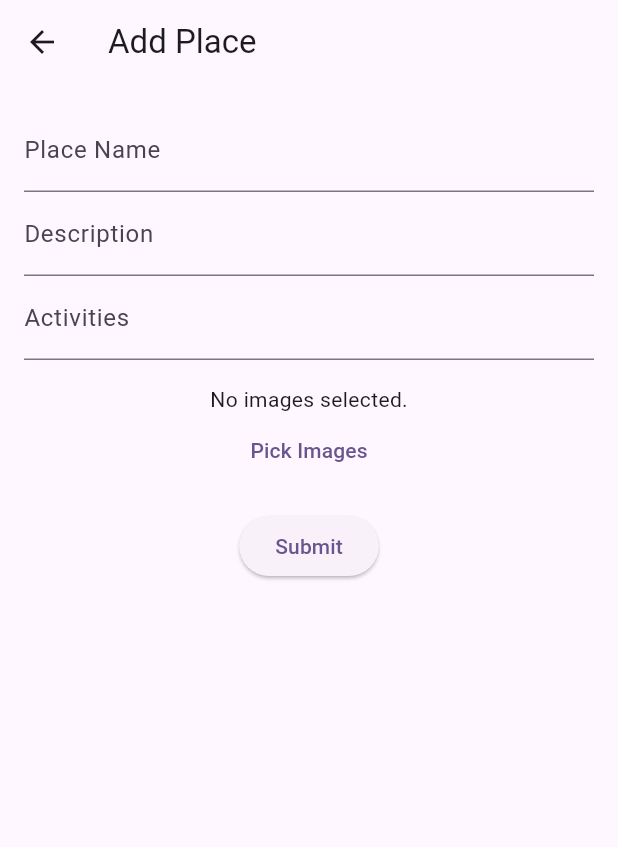
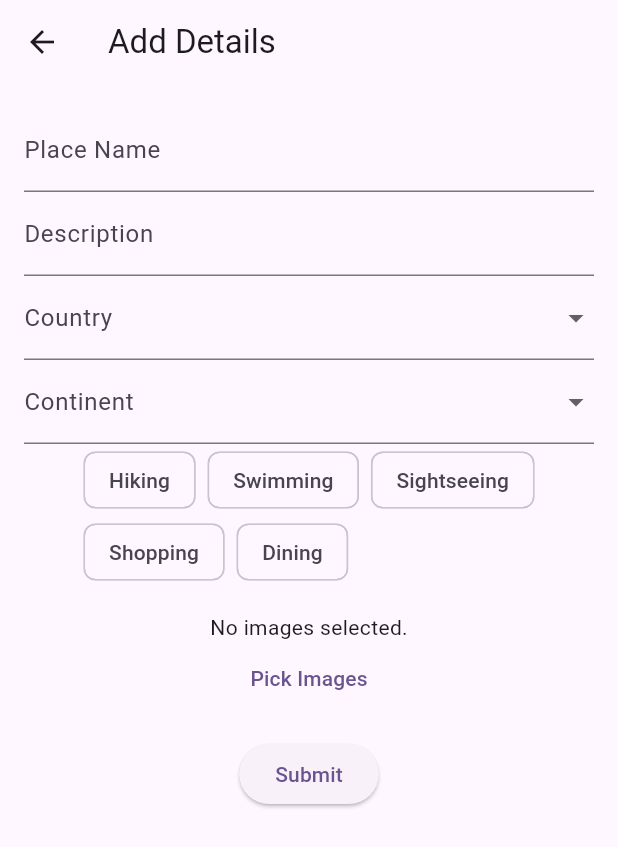
Before and after one commit to MuhammedShabeel001/travio_aadmin, a Flutter app: the LocationDetails screen opened directly, after a tap on the "add" icon, on a phone screen of 412 x 824 dp. Shown: the top 847 px of the screen. Run offline on Flutter 3.47's test engine with Material 3 defaults, Android fonts, the phone set to English and light mode, and no system bars; our stand-ins replace awesome_bottom_bar, cloud_firestore, file_picker, firebase_auth, firebase_core, firebase_storage; accounts and stored records are empty.

Commit message:
add location detail update

```diff
--- a/lib/features/add/controller/place_provider.dart
+++ b/lib/features/add/controller/place_provider.dart
@@ -13,13 +13,45 @@ class PlaceProvider with ChangeNotifier {
 
   final _nameController = TextEditingController();
   final _descriptionController = TextEditingController();
-  final _activitiesController = TextEditingController();
+  final GlobalKey<FormState> _formKey = GlobalKey<FormState>();
+  String? selectedCountry;
+  String? selectedContinent;
+
+  final List<String> availableActivities = [
+    'Hiking',
+    'Swimming',
+    'Sightseeing',
+    'Shopping',
+    'Dining',
+  ];
+  List<String> selectedActivities = [];
+
   List<File> _images = [];
   final List<String> _uploadedImagesUrls = [];
 
+  List<String> countries = [
+    'United States',
+    'Canada',
+    'Mexico',
+    'India',
+    'China',
+    'Australia',
+    // Add more countries as needed
+  ];
+
+  List<String> continents = [
+    'Asia',
+    'Africa',
+    'North America',
+    'South America',
+    'Antarctica',
+    'Europe',
+    'Australia',
+  ];
+
   TextEditingController get nameController => _nameController;
   TextEditingController get descriptionController => _descriptionController;
-  TextEditingController get activitiesController => _activitiesController;
+  GlobalKey<FormState> get formKey => _formKey;
   List<File> get images => _images;
 
   List<PlaceModel> _places = [];
@@ -40,6 +72,15 @@ class PlaceProvider with ChangeNotifier {
     }
   }
 
+  void toggleActivity(String activity) {
+    if (selectedActivities.contains(activity)) {
+      selectedActivities.remove(activity);
+    } else {
+      selectedActivities.add(activity);
+    }
+    notifyListeners();
+  }
+
   Future<void> _uploadImages() async {
     for (var image in _images) {
       final fileName = DateTime.now().millisecondsSinceEpoch.toString();
@@ -54,7 +95,9 @@ class PlaceProvider with ChangeNotifier {
   Future<void> submitForm() async {
     if (_nameController.text.isNotEmpty &&
         _descriptionController.text.isNotEmpty &&
-        _activitiesController.text.isNotEmpty &&
+        selectedCountry != null &&
+        selectedContinent != null &&
+        selectedActivities.isNotEmpty &&
         _images.isNotEmpty) {
       await _uploadImages();
 
@@ -65,7 +108,9 @@ class PlaceProvider with ChangeNotifier {
         'id': placeId,
         'name': _nameController.text,
         'description': _descriptionController.text,
-        'activities': _activitiesController.text,
+        'country': selectedCountry,
+        'continent': selectedContinent,
+        'activities': selectedActivities.join(', '),
         'image_urls': _uploadedImagesUrls,
       });
 
@@ -76,7 +121,9 @@ class PlaceProvider with ChangeNotifier {
 
       _nameController.clear();
       _descriptionController.clear();
-      _activitiesController.clear();
+      selectedCountry = null;
+      selectedContinent = null;
+      selectedActivities.clear();
       _images = [];
       _uploadedImagesUrls.clear();
       notifyListeners();
--- a/lib/features/add/model/place_model.dart
+++ b/lib/features/add/model/place_model.dart
@@ -4,6 +4,8 @@ class PlaceModel {
   String id;
   String name;
   String description;
+  String country;
+  String continent;
   String activities;
   List<String> images;
 
@@ -11,6 +13,8 @@ class PlaceModel {
     required this.id,
     required this.name,
     required this.description,
+    required this.country,
+    required this.continent,
     required this.activities,
     required this.images,
   });
@@ -20,6 +24,8 @@ class PlaceModel {
       id: map['id'] as String,
       name: map['name'] as String,
       description: map['description'] as String,
+      country: map['country'] as String,
+      continent: map['continent'] as String,
       activities: map['activities'] as String,
       images: List<String>.from(map['image_urls'] as List),
     );
@@ -30,6 +36,8 @@ class PlaceModel {
       'id': id,
       'name': name,
       'description': description,
+      'country': country,
+      'continent': continent,
       'activities': activities,
       'image_urls': images,
     };
--- a/lib/features/add/view/locations/pages/add_details_page.dart
+++ b/lib/features/add/view/locations/pages/add_details_page.dart
@@ -2,18 +2,20 @@ import 'package:flutter/material.dart';
 import 'package:provider/provider.dart';
 import 'package:travio_admin_/features/add/controller/place_provider.dart';
 
-class AddPlacePage extends StatelessWidget {
+class AddDetailsPage extends StatelessWidget {
   @override
   Widget build(BuildContext context) {
     final placeProvider = Provider.of<PlaceProvider>(context);
 
     return Scaffold(
       appBar: AppBar(
-        title: Text('Add Place'),
+        title: Text('Add Details'),
       ),
       body: Padding(
         padding: const EdgeInsets.all(16.0),
         child: Form(
+          key: placeProvider.formKey,
+          child: SingleChildScrollView(
             child: Column(
               children: [
                 TextFormField(
@@ -36,15 +38,55 @@ class AddPlacePage extends StatelessWidget {
                     return null;
                   },
                 ),
-              TextFormField(
-                controller: placeProvider.activitiesController,
-                decoration: InputDecoration(labelText: 'Activities'),
+                DropdownButtonFormField<String>(
+                  decoration: InputDecoration(labelText: 'Country'),
+                  value: placeProvider.selectedCountry,
+                  items: placeProvider.countries.map((country) {
+                    return DropdownMenuItem(
+                      value: country,
+                      child: Text(country),
+                    );
+                  }).toList(),
+                  onChanged: (value) {
+                    placeProvider.selectedCountry = value;
+                  },
                   validator: (value) {
                     if (value == null || value.isEmpty) {
-                    return 'Please enter activities';
+                      return 'Please select a country';
                     }
                     return null;
                   },
+                ),
+                DropdownButtonFormField<String>(
+                  decoration: InputDecoration(labelText: 'Continent'),
+                  value: placeProvider.selectedContinent,
+                  items: placeProvider.continents.map((continent) {
+                    return DropdownMenuItem(
+                      value: continent,
+                      child: Text(continent),
+                    );
+                  }).toList(),
+                  onChanged: (value) {
+                    placeProvider.selectedContinent = value;
+                  },
+                  validator: (value) {
+                    if (value == null || value.isEmpty) {
+                      return 'Please select a continent';
+                    }
+                    return null;
+                  },
+                ),
+                Wrap(
+                  spacing: 8.0,
+                  children: placeProvider.availableActivities.map((activity) {
+                    return ChoiceChip(
+                      label: Text(activity),
+                      selected: placeProvider.selectedActivities.contains(activity),
+                      onSelected: (selected) {
+                        placeProvider.toggleActivity(activity);
+                      },
+                    );
+                  }).toList(),
                 ),
                 SizedBox(height: 16.0),
                 placeProvider.images.isEmpty
@@ -64,8 +106,10 @@ class AddPlacePage extends StatelessWidget {
                 SizedBox(height: 16.0),
                 ElevatedButton(
                   onPressed: () async {
+                    if (placeProvider.formKey.currentState?.validate() ?? false) {
                       await placeProvider.submitForm();
                       Navigator.pop(context); // Go back to the previous page
+                    }
                   },
                   child: Text('Submit'),
                 ),
@@ -73,6 +117,7 @@ class AddPlacePage extends StatelessWidget {
             ),
           ),
         ),
+      ),
     );
   }
 }
--- a/lib/features/add/view/locations/pages/add_location.dart
+++ b/lib/features/add/view/locations/pages/add_location.dart
@@ -53,12 +53,14 @@ class AddLocationPage extends StatelessWidget {
           Expanded(
               flex: 1,
               child: Container(
-                color: Colors.red,
+                padding: EdgeInsets.symmetric(vertical: 10, horizontal: 20),
+                // child: ,
+                // color: Colors.red,
               )),
           Expanded(
               flex: 1,
               child: Container(
-                color: Colors.green,
+                // color: Colors.green,
               )),
         ],
       ),
--- a/lib/features/add/view/locations/pages/location_detail.dart
+++ b/lib/features/add/view/locations/pages/location_detail.dart
@@ -26,7 +26,7 @@ class LocationDetails extends StatelessWidget {
         onPressed: () {
           Navigator.push(
             context,
-            MaterialPageRoute(builder: (context) => AddPlacePage()),
+            MaterialPageRoute(builder: (context) => AddDetailsPage()),
           );
         },
         child: Icon(Icons.add),
--- a/pubspec.yaml
+++ b/pubspec.yaml
@@ -15,6 +15,7 @@ dependencies:
   firebase_storage: ^12.1.1
   flutter:
     sdk: flutter
+  flutter_countries: ^1.0.2
   multiple_images_picker: ^1.0.1
   provider: ^6.1.2
 
```
Also changed, not shown: lib/features/add/view/locations/widgets/detail_card.dart (+46 -48 lines), pubspec.lock. Lines whose indentation alone changed are shown as unchanged.
